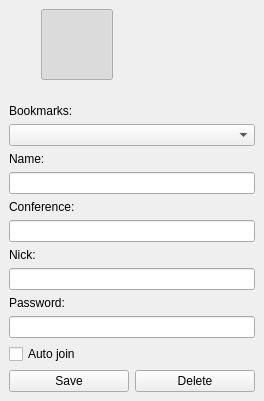
This is jabber/src/protocol/account/muc/jmucjoin.ui in euroelessar/qutim as Qt 5 draws it before an edit. The edited form follows.
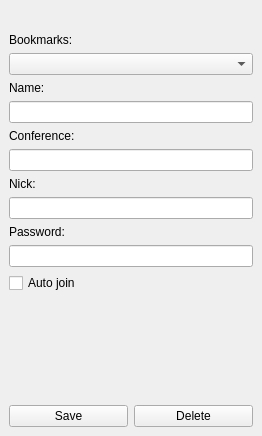
This is the edited form. The open tabs and pages were chosen to show the change. Custom widgets are drawn as their Qt base class.

Diff of the .ui file:
```diff
--- a/jabber/src/protocol/account/muc/jmucjoin.ui
+++ b/jabber/src/protocol/account/muc/jmucjoin.ui
@@ -6,8 +6,8 @@
    <rect>
     <x>0</x>
     <y>0</y>
-    <width>264</width>
-    <height>378</height>
+    <width>262</width>
+    <height>436</height>
    </rect>
   </property>
   <property name="windowTitle">
@@ -18,56 +18,14 @@
     <number>0</number>
    </property>
    <item>
-    <widget class="QWidget" name="widget" native="true">
+    <widget class="qutim_sdk_0_3::ActionToolBar" name="toolBar" native="true">
      <property name="sizePolicy">
       <sizepolicy hsizetype="Preferred" vsizetype="Fixed">
        <horstretch>0</horstretch>
        <verstretch>0</verstretch>
       </sizepolicy>
      </property>
-     <layout class="QHBoxLayout" name="horizontalLayout">
-      <item>
-       <widget class="QToolButton" name="buttonEnter">
-        <property name="text">
-         <string/>
-        </property>
-        <property name="iconSize">
-         <size>
-          <width>64</width>
-          <height>64</height>
-         </size>
-        </property>
-        <property name="checkable">
-         <bool>true</bool>
-        </property>
-        <property name="checked">
-         <bool>true</bool>
-        </property>
-        <property name="autoRaise">
-         <bool>true</bool>
-        </property>
-       </widget>
-      </item>
-      <item>
-       <widget class="QToolButton" name="buttonBookmark">
-        <property name="text">
-         <string/>
-        </property>
-        <property name="iconSize">
-         <size>
-          <width>64</width>
-          <height>64</height>
-         </size>
-        </property>
-        <property name="checkable">
-         <bool>true</bool>
-        </property>
-        <property name="autoRaise">
-         <bool>true</bool>
-        </property>
-       </widget>
-      </item>
-     </layout>
+     <layout class="QHBoxLayout" name="horizontalLayout"/>
     </widget>
    </item>
    <item>
@@ -339,6 +297,14 @@
    </item>
   </layout>
  </widget>
+ <customwidgets>
+  <customwidget>
+   <class>qutim_sdk_0_3::ActionToolBar</class>
+   <extends>QWidget</extends>
+   <header location="global">qutim/actiontoolbar.h</header>
+   <container>1</container>
+  </customwidget>
+ </customwidgets>
  <tabstops>
   <tabstop>buttonEnter</tabstop>
   <tabstop>buttonBookmark</tabstop>
```
Left out of the diff: 4 changed lines with no effect on the pictures.
